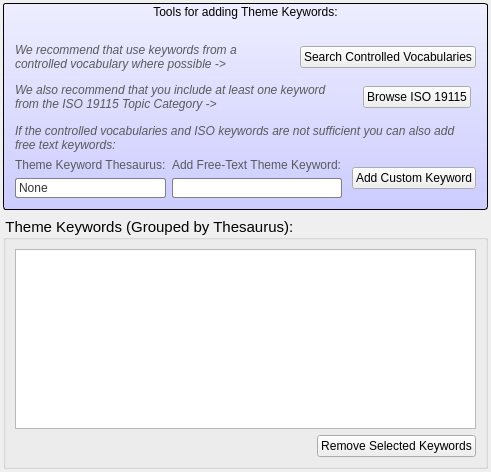
The window that pymdwizard/gui/ui_files/ThemeKeywords.ui (DOI-USGS/fort-pymdwizard) describes before a commit, drawn with Qt 5.
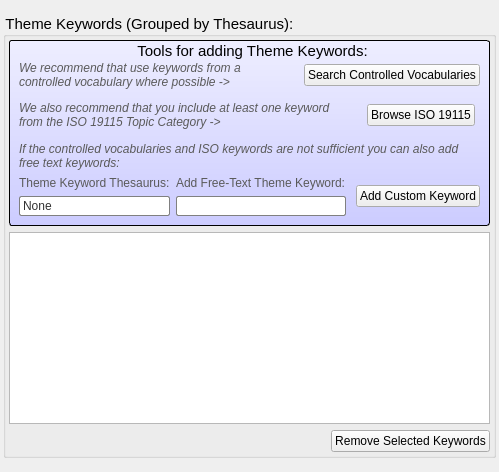
The same window after the commit.

Diff of the .ui file:
```diff
--- a/pymdwizard/gui/ui_files/ThemeKeywords.ui
+++ b/pymdwizard/gui/ui_files/ThemeKeywords.ui
@@ -6,7 +6,7 @@
    <rect>
     <x>0</x>
     <y>0</y>
-    <width>491</width>
+    <width>499</width>
     <height>472</height>
    </rect>
   </property>
@@ -40,6 +40,33 @@
    <item>
     <layout class="QVBoxLayout" name="verticalLayout_7">
      <item>
+      <widget class="QGroupBox" name="fgdc_theme">
+       <property name="sizePolicy">
+        <sizepolicy hsizetype="Preferred" vsizetype="Maximum">
+         <horstretch>0</horstretch>
+         <verstretch>0</verstretch>
+        </sizepolicy>
+       </property>
+       <property name="styleSheet">
+        <string notr="true">QGroupBox{ font: 11pt } </string>
+       </property>
+       <property name="title">
+        <string>Theme Keywords (Grouped by Thesaurus):  </string>
+       </property>
+       <layout class="QVBoxLayout" name="verticalLayout_3">
+        <property name="leftMargin">
+         <number>3</number>
+        </property>
+        <property name="topMargin">
+         <number>3</number>
+        </property>
+        <property name="rightMargin">
+         <number>3</number>
+        </property>
+        <property name="bottomMargin">
+         <number>3</number>
+        </property>
+        <item>
       <widget class="QGroupBox" name="groupBox_2">
        <property name="styleSheet">
         <string notr="true">QGroupBox{ 
@@ -361,21 +388,6 @@
        </layout>
       </widget>
      </item>
-     <item>
-      <widget class="QGroupBox" name="fgdc_theme">
-       <property name="sizePolicy">
-        <sizepolicy hsizetype="Preferred" vsizetype="Maximum">
-         <horstretch>0</horstretch>
-         <verstretch>0</verstretch>
-        </sizepolicy>
-       </property>
-       <property name="styleSheet">
-        <string notr="true">QGroupBox{ font: 11pt } </string>
-       </property>
-       <property name="title">
-        <string>Theme Keywords (Grouped by Thesaurus):  </string>
-       </property>
-       <layout class="QVBoxLayout" name="verticalLayout_3">
         <item>
          <widget class="QTreeView" name="theme">
           <property name="font">
```
Left out of the diff: 6 changed lines with no effect on the pictures. Lines whose indentation alone changed are shown as unchanged.
